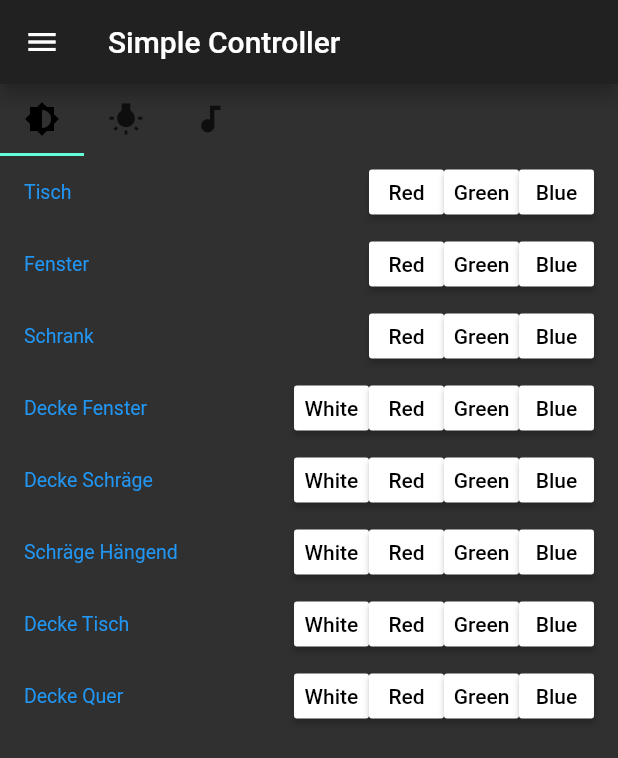
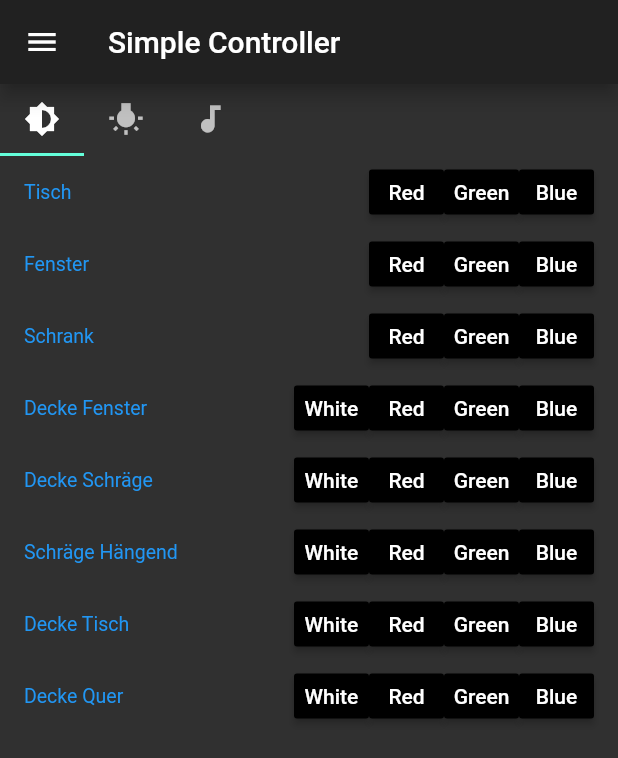
Before and after one commit to wiesesamuel/flutter_lightstorm, a Flutter app: the screen it shows after launch, on a phone screen of 412 x 824 dp. Shown: the top 758 px of the screen. Run offline on Flutter 3.47's test engine with Material 2 defaults, Android fonts, the phone set to English and light mode, and no system bars.

Commit message:
add spp theme and use it, add pin i use color

```diff
--- a/lib/main.dart
+++ b/lib/main.dart
@@ -1,5 +1,5 @@
 import 'package:flutter/material.dart';
-import 'package:lsd/view/main_view.dart';
+import 'package:lsd/view/views.dart';
 
 void main() => runApp(MyApp());
 
@@ -8,6 +8,6 @@ class MyApp extends StatelessWidget {
 
   @override
   Widget build(BuildContext context) {
-    return MainView();
+    return mainView;
   }
 }
--- /dev/null
+++ b/lib/models/app_theme.dart
@@ -0,0 +1,52 @@
+import 'package:flutter/material.dart';
+
+enum AppTheme { Light, Dark }
+
+final appThemes = {
+  AppTheme.Light: ThemeData(
+    brightness: Brightness.light,
+    primarySwatch: Colors.indigo,
+  ),
+  AppTheme.Dark: ThemeData(
+    brightness: Brightness.dark,
+    primarySwatch: Colors.blue,
+  )
+};
+
+AppTheme currentTheme = AppTheme.Dark;
+
+Color getButtonTextColor(Color mainColor) {
+  switch (mainColor.value) {
+    // dark blue
+    case (4278190335):
+      return Colors.white;
+  }
+  return getDefaultButtonTextColor();
+}
+
+Color getDefaultButtonFrontColor() {
+  switch (currentTheme) {
+    case AppTheme.Light:
+      return Colors.white;
+    case AppTheme.Dark:
+      return Colors.black;
+  }
+}
+
+Color getDefaultButtonTextColor() {
+  switch (currentTheme) {
+    case AppTheme.Light:
+      return Colors.black;
+    case AppTheme.Dark:
+      return Colors.white;
+  }
+}
+
+Color getDefaultIconColor() {
+  switch (currentTheme) {
+    case AppTheme.Light:
+      return Colors.black;
+    case AppTheme.Dark:
+      return Colors.white;
+  }
+}
--- a/lib/models/color_button.dart
+++ b/lib/models/color_button.dart
@@ -1,6 +1,6 @@
 import 'package:flutter/material.dart';
 import 'package:lsd/helper/helper.dart';
-import 'package:lsd/models/button_generator.dart';
+import 'package:lsd/models/app_theme.dart';
 import 'package:lsd/pin/mode_type.dart';
 import 'package:lsd/pin/pin.dart';
 
@@ -51,13 +51,14 @@ class _ColorButtonApp extends State<ColorButton> {
   // depiction
   Color mainFrontColor = Colors.grey;
   Color disabledFrontColor = Colors.black;
+  Color inUseFrontColor = Colors.black;
   final String name;
 
   // functions
   final ReactiveController reactiveController;
 
   _ColorButtonApp(this.mainFrontColor, this.name, this.pin, this.reactiveController) {
-    setBooleansOnList(pressed, false);
+    unifyLists(pressed, pin.states);
     setBooleansOnList(disabled, false);
     reactiveController.toggleStatus = () {
       setState(() {
@@ -80,7 +81,8 @@ class _ColorButtonApp extends State<ColorButton> {
       setState(() {
       });
     };
-    disabledFrontColor = mainFrontColor.withOpacity(0.5);
+    disabledFrontColor = mainFrontColor.withOpacity(0.7);
+    inUseFrontColor = mainFrontColor.withOpacity(0.2);
   }
 
   Widget build(BuildContext context) {
@@ -102,19 +104,21 @@ class _ColorButtonApp extends State<ColorButton> {
 
   Color getFrontColor() {
     if (pressed[getCurrentModeIndex()]) {
+      if (getCurrentHighestPrioritizedModeInUse(pin) > getCurrentModeIndex())
+        return inUseFrontColor;
       if (disabled[getCurrentModeIndex()]) {
         return disabledFrontColor;
       }
       return mainFrontColor;
     }
-    return Colors.white;
+    return getDefaultButtonFrontColor();
   }
 
   Color getTextColor() {
     if (pressed[getCurrentModeIndex()]) {
-      return buttonTextColorConverter.getTextColor(mainFrontColor);
+      return getButtonTextColor(mainFrontColor);
     }
-    return Colors.black;
+    return getDefaultButtonTextColor();
   }
 
 }
--- a/lib/models/stripe_controller.dart
+++ b/lib/models/stripe_controller.dart
@@ -73,6 +73,9 @@ class _StripeControllerState extends State<StripeController> {
       buttons.forEach((button) {
         button.updateUI();
       });
+      setState(() {
+
+      });
     };
   }
 
--- a/lib/view/controller_view.dart
+++ b/lib/view/controller_view.dart
@@ -1,5 +1,6 @@
 import 'package:flutter/material.dart';
 import 'package:lsd/controller/controller.dart';
+import 'package:lsd/models/app_theme.dart';
 import 'package:lsd/pin/mode_type.dart';
 
 class ControllerView extends StatefulWidget {
@@ -45,7 +46,7 @@ class _ControllerViewState extends State<ControllerView>
               isScrollable: true,
               tabs: tabs,
               controller: _tabController,
-              labelColor: Colors.black,
+              labelColor: getDefaultIconColor(),
             ),
             // components
             body: Center(
--- a/lib/view/main_view.dart
+++ b/lib/view/main_view.dart
@@ -1,26 +1,28 @@
 import 'package:flutter/material.dart';
+import 'package:lsd/controller/controller.dart';
+import 'package:lsd/models/app_theme.dart';
 import 'package:lsd/view/views.dart';
 
-enum AppTheme { Light, Dark }
-
-final appThemes = {
-  AppTheme.Light: ThemeData(
-    brightness: Brightness.light,
-    primarySwatch: Colors.indigo,
-  ),
-  AppTheme.Dark: ThemeData(
-    brightness: Brightness.dark,
-    primarySwatch: Colors.blue,
-  )
-};
-
-AppTheme currentTheme = AppTheme.Dark;
 
 class MainView extends StatefulWidget {
-  _MainViewState createState() => _MainViewState();
+  final ReactiveController reactiveController = ReactiveController();
+
+  _MainViewState createState() => _MainViewState(reactiveController);
+
+  void updateUI() => reactiveController.updateUI();
 }
 
 class _MainViewState extends State<MainView> {
+  final ReactiveController reactiveController;
+
+  _MainViewState(this.reactiveController) {
+    reactiveController.updateUI = () {
+      setState(() {
+modelController.updateUI();
+      });
+    };
+  }
+
   static Views _currentView = defaultView;
   static Widget _viewWidget = getView(_currentView);
 
@@ -78,3 +80,8 @@ class _MainViewState extends State<MainView> {
     _viewWidget = getView(_currentView);
   }
 }
+
+// accessible functions holder
+class ReactiveController {
+  Function updateUI;
+}
--- a/lib/view/settings.dart
+++ b/lib/view/settings.dart
@@ -1,6 +1,7 @@
 import 'package:flutter/material.dart';
+import 'package:lsd/models/app_theme.dart';
 import 'package:lsd/view/about.dart';
-import 'package:lsd/view/main_view.dart';
+import 'package:lsd/view/views.dart';
 
 class Settings {
   static bool darkMode = true;
@@ -26,6 +27,9 @@ class _SettingsViewState extends State<SettingsView> {
                 currentTheme =
                     Settings.darkMode ? AppTheme.Dark : AppTheme.Light;
               });
+              mainView.updateUI();
+              // TODO only let himself be update 1 time, pin states are lost
+
             },
           ),
 
--- a/lib/view/views.dart
+++ b/lib/view/views.dart
@@ -1,7 +1,9 @@
 import 'package:flutter/material.dart';
 import 'package:lsd/view/controller_view.dart';
+import 'package:lsd/view/main_view.dart';
 import 'package:lsd/view/settings.dart';
 
+final MainView mainView = MainView();
 final ControllerView _controllerView = ControllerView();
 final SettingsView _settingsView = SettingsView();
 
```
Also changed, not shown: lib/controller/pin_controller.dart (+12 -10 lines), lib/helper/helper.dart (+17 -0 lines), lib/models/button_generator.dart (+6 -19 lines), lib/settings/settings.dart (added).
